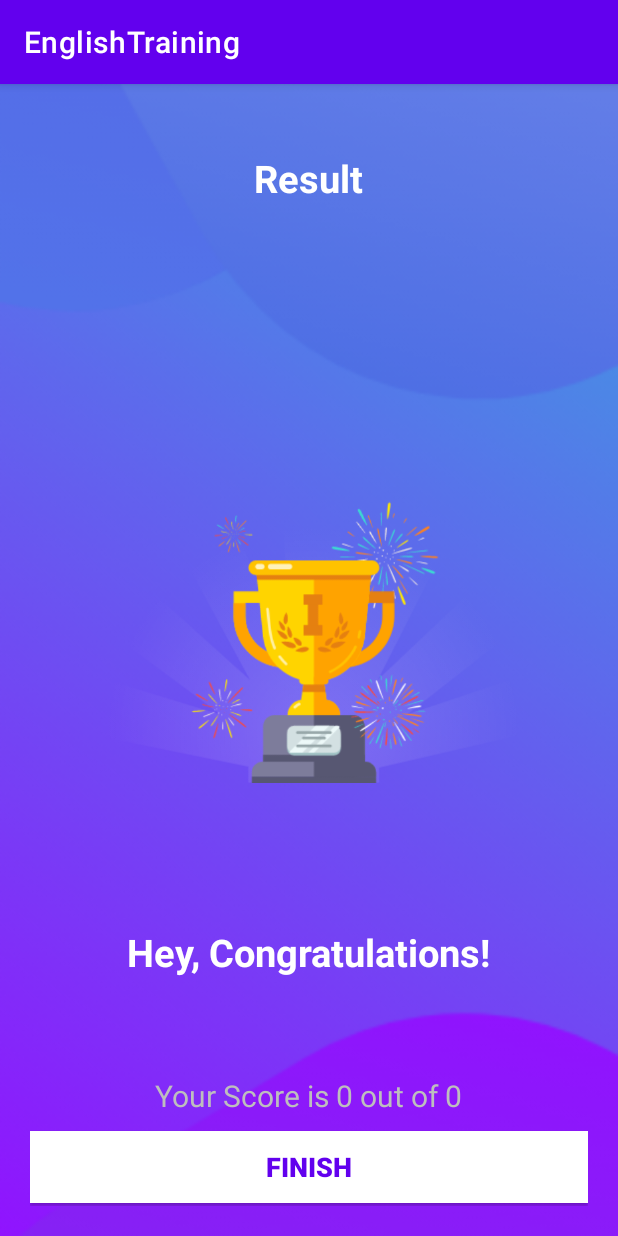
After one commit to behnazkhalili84/EnglishTraining, an Android app: the fragment ResultVocabulary shown on its own in the app's theme, on a phone screen of 412 x 824 dp. The commit adds this screen. Run offline under Robolectric (Android 15) with nearby library versions, the phone set to English and light mode, and no system bars.

Commit message:
quizVocab
quizVocab

```diff
--- /dev/null
+++ b/app/src/main/java/com/example/englishtraining/ui/resultVocabulary/ResultVocabulary.kt
@@ -0,0 +1,43 @@
+package com.example.englishtraining.ui.resultVocabulary
+
+import android.content.Intent
+import android.os.Bundle
+import androidx.fragment.app.Fragment
+import android.view.LayoutInflater
+import android.view.View
+import android.view.ViewGroup
+import android.widget.Button
+import android.widget.TextView
+import com.example.englishtraining.MainActivity
+import com.example.englishtraining.R
+import com.example.englishtraining.ui.vocabularyquiz.Constants
+
+class ResultVocabulary : Fragment() {
+    private lateinit var tvScore: TextView
+    private lateinit var tvName: TextView
+    private lateinit var tvResult: TextView
+    private lateinit var btnFinish: Button
+    override fun onCreateView(
+        inflater: LayoutInflater, container: ViewGroup?,
+        savedInstanceState: Bundle?
+    ): View? {
+        val view = inflater.inflate(R.layout.fragment_result_vocabulary, container, false)
+
+        tvName = view.findViewById(R.id.tv_name)
+        tvScore = view.findViewById(R.id.tv_score)
+        btnFinish = view.findViewById(R.id.btn_finish)
+        val userName = arguments?.getString(Constants.USER_NAME)
+        val totalQuestions = arguments?.getInt(Constants.TOTAL_QUESTIONS, 0) ?: 0
+        val correctAnswers = arguments?.getInt(Constants.CORRECT_ANSWERS, 0) ?: 0
+
+        tvName.text = userName
+        tvScore.text = "Your Score is $correctAnswers out of $totalQuestions"
+
+        btnFinish.setOnClickListener {
+            startActivity(Intent(activity, MainActivity::class.java))
+            activity?.finish()
+        }
+
+        return view
+    }
+}
--- /dev/null
+++ b/app/src/main/res/layout/fragment_result_vocabulary.xml
@@ -0,0 +1,68 @@
+<?xml version="1.0" encoding="utf-8"?>
+<LinearLayout xmlns:android="http://schemas.android.com/apk/res/android"
+              xmlns:tools="http://schemas.android.com/tools"
+              android:layout_width="match_parent"
+              android:layout_height="match_parent"
+              android:background="@drawable/ic_bg"
+              android:orientation="vertical"
+              android:gravity="center_horizontal"
+              android:padding="20dp"
+             tools:context=".ui.resultVocabulary.ResultVocabulary">
+
+    <TextView
+            android:id="@+id/tv_result"
+            android:layout_width="wrap_content"
+            android:layout_height="wrap_content"
+            android:layout_marginTop="25dp"
+            android:text="@string/result"
+            android:textColor="@android:color/white"
+            android:textSize="25sp"
+            android:textStyle="bold" />
+
+    <ImageView
+            android:id="@+id/iv_trophy"
+            android:layout_width="wrap_content"
+            android:layout_height="wrap_content"
+            android:contentDescription="@string/image"
+            android:src="@drawable/ic_trophy" />
+
+    <TextView
+            android:id="@+id/tv_congratulations"
+            android:layout_width="wrap_content"
+            android:layout_height="wrap_content"
+            android:layout_marginTop="16dp"
+            android:text="@string/hey_congratulations"
+            android:textColor="@android:color/white"
+            android:textSize="25sp"
+            android:textStyle="bold"/>
+
+    <TextView
+            android:id="@+id/tv_name"
+            android:layout_width="wrap_content"
+            android:layout_height="wrap_content"
+            android:layout_marginTop="25dp"
+            android:textColor="@android:color/white"
+            android:textSize="22sp"
+            android:textStyle="bold"
+            tools:text="Username" />
+
+    <TextView
+            android:id="@+id/tv_score"
+            android:layout_width="wrap_content"
+            android:layout_height="wrap_content"
+            android:layout_marginTop="10dp"
+            android:textColor="@android:color/secondary_text_dark"
+            android:textSize="20sp"
+            tools:text="Your Score is 9 out of 10" />
+
+    <androidx.appcompat.widget.AppCompatButton
+            android:id="@+id/btn_finish"
+            android:layout_width="match_parent"
+            android:layout_height="wrap_content"
+            android:layout_marginTop="10dp"
+            android:background="@android:color/white"
+            android:text="@string/finish"
+            android:textColor="@color/design_default_color_primary"
+            android:textSize="18sp"
+            android:textStyle="bold" />
+</LinearLayout>
--- a/app/src/main/res/layout/fragment_vocabulary_quiz.xml
+++ b/app/src/main/res/layout/fragment_vocabulary_quiz.xml
@@ -123,7 +123,7 @@
                 android:layout_height="wrap_content"
                 android:layout_margin="10dp"
                 android:background="@color/design_default_color_primary"
-                android:text="@string/submit"
+                android:text="@string/next"
                 android:textColor="@android:color/white"
                 android:textSize="18sp"
                 android:textStyle="bold" />
--- a/app/src/main/res/values/strings.xml
+++ b/app/src/main/res/values/strings.xml
@@ -21,4 +21,9 @@
     <string name="image">image</string>
     <string name="play_audio">play_audio</string>
     <string name="submit">SUBMIT</string>
+    <string name="result">Result</string>
+    <string name="imageResult">image</string>
+    <string name="hey_congratulations">Hey, Congratulations!</string>
+    <string name="finish">FINISH</string>
+    <string name="next">NEXT</string>
 </resources>
--- a/build.gradle.kts
+++ b/build.gradle.kts
@@ -2,4 +2,5 @@
 plugins {
     id("com.android.application") version "8.2.0" apply false
     id("org.jetbrains.kotlin.android") version "1.9.23" apply false
+
 }
```
Also changed, not shown: app/src/main/java/com/example/englishtraining/ui/resultVocabulary/ResultVocabularyModelView.kt (added, +18 -0 lines), app/src/main/java/com/example/englishtraining/ui/vocabularyquiz/VocabularyQuiz.kt (+29 -16 lines), app/src/main/res/navigation/mobile_navigation.xml (+9 -1 lines), app/src/main/res/drawable/ic_trophy.png (added).
